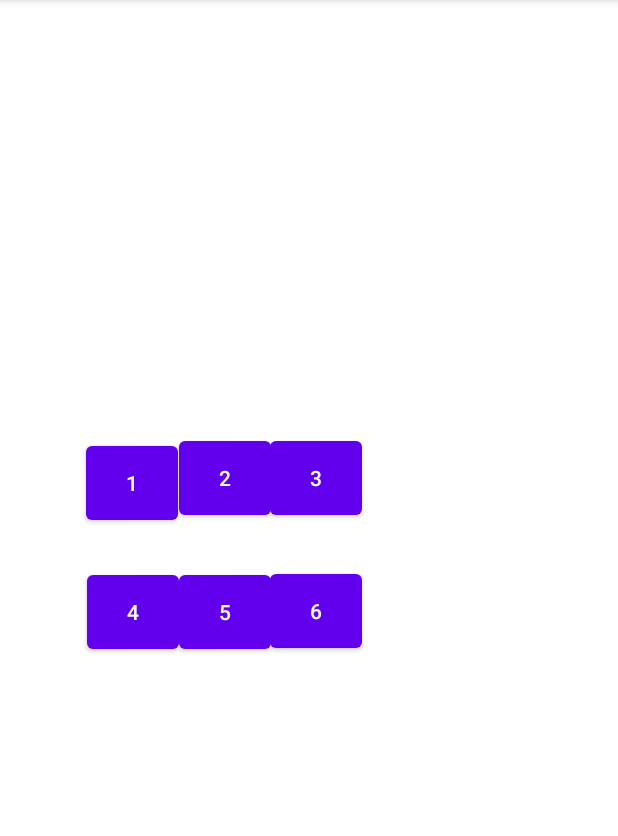
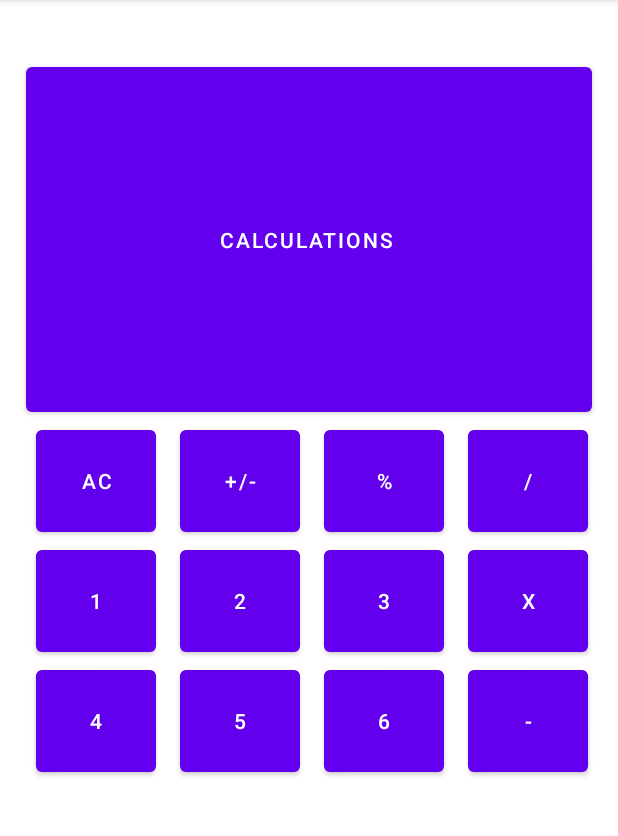
Before and after one commit to CalebLee99/CS458_Mobile_App, an Android app: the screen it shows after launch (MainActivity), on a phone screen of 412 x 824 dp, the part 84-920 px from its top. Run offline under Robolectric (Android 15) with nearby library versions, the phone set to English and light mode, and no system bars.

Commit message:
Added Somebuttons
Not all the buttons are added, however, it is not scaling to a smaller phone. I have to fix that about all the buttons.

```diff
--- a/LazyCalc/app/src/main/res/layout/activity_main.xml
+++ b/LazyCalc/app/src/main/res/layout/activity_main.xml
@@ -7,99 +7,124 @@
     tools:context=".MainActivity">
 
     <Button
+        android:id="@+id/Button_3"
+        android:layout_width="80dp"
+        android:layout_height="80dp"
+        android:layout_marginStart="16dp"
+        android:text="3"
+        app:layout_constraintStart_toEndOf="@+id/Button_2"
+        app:layout_constraintTop_toBottomOf="@+id/Button_Percent" />
+
+    <Button
+        android:id="@+id/button_Multiply"
+        android:layout_width="80dp"
+        android:layout_height="80dp"
+        android:layout_marginStart="16dp"
+        android:text="X"
+        app:layout_constraintStart_toEndOf="@+id/Button_3"
+        app:layout_constraintTop_toBottomOf="@+id/Button_Divide" />
+
+    <Button
+        android:id="@+id/Button_2"
+        android:layout_width="80dp"
+        android:layout_height="80dp"
+        android:layout_marginStart="16dp"
+        android:text="2"
+        app:layout_constraintStart_toEndOf="@+id/Button_1"
+        app:layout_constraintTop_toBottomOf="@+id/Button_Pos_Neg" />
+
+    <Button
         android:id="@+id/Button_1"
-        android:layout_width="61dp"
-        android:layout_height="61dp"
-        android:layout_marginStart="8dp"
-        android:layout_marginTop="288dp"
-        android:layout_marginBottom="395dp"
+        style="@style/Calculator_Button"
+        android:layout_marginStart="24dp"
+        android:layout_marginTop="80dp"
         android:text="1"
-        app:layout_constraintBottom_toBottomOf="parent"
+        app:layout_constraintStart_toStartOf="parent"
+        app:layout_constraintTop_toBottomOf="@+id/Button_Calculation" />
+
+    <Button
+        android:id="@+id/Button_Calculation"
+        android:layout_width="377dp"
+        android:layout_height="242dp"
+        android:text="Calculations "
+        app:layout_constraintBottom_toTopOf="@+id/Button_2"
         app:layout_constraintEnd_toEndOf="parent"
-        app:layout_constraintEnd_toStartOf="@+id/Button_2"
-        app:layout_constraintHorizontal_bias="0.98"
         app:layout_constraintStart_toStartOf="parent"
         app:layout_constraintTop_toTopOf="parent"
-        app:layout_constraintVertical_bias="0.153" />
+        app:layout_constraintVertical_bias="0.326" />
+
+    <Button
+        android:id="@+id/Button_clear"
+        android:layout_width="80dp"
+        android:layout_height="80dp"
+        android:layout_marginStart="24dp"
+        android:text="AC"
+        app:layout_constraintStart_toStartOf="parent"
+        app:layout_constraintTop_toBottomOf="@+id/Button_Calculation" />
+
+    <Button
+        android:id="@+id/Button_Pos_Neg"
+        android:layout_width="80dp"
+        android:layout_height="80dp"
+        android:layout_marginStart="16dp"
+        android:text="+/-"
+        app:layout_constraintBottom_toTopOf="@+id/Button_2"
+        app:layout_constraintStart_toEndOf="@+id/Button_clear"
+        app:layout_constraintTop_toBottomOf="@+id/Button_Calculation"
+        app:layout_constraintVertical_bias="0.0" />
+
+    <Button
+        android:id="@+id/Button_Percent"
+        android:layout_width="80dp"
+        android:layout_height="80dp"
+        android:layout_marginStart="16dp"
+        android:text="%"
+        app:layout_constraintStart_toEndOf="@+id/Button_Pos_Neg"
+        app:layout_constraintTop_toBottomOf="@+id/Button_Calculation" />
+
+    <Button
+        android:id="@+id/Button_Divide"
+        android:layout_width="80dp"
+        android:layout_height="80dp"
+        android:layout_marginStart="16dp"
+        android:text="/"
+        app:layout_constraintStart_toEndOf="@+id/Button_Percent"
+        app:layout_constraintTop_toBottomOf="@+id/Button_Calculation" />
 
     <Button
         android:id="@+id/Button_4"
-        android:layout_width="61dp"
-        android:layout_height="61dp"
-        android:layout_marginStart="58dp"
-        android:layout_marginTop="250dp"
-        android:layout_marginEnd="58dp"
-        android:layout_marginBottom="300dp"
+        android:layout_width="80dp"
+        android:layout_height="80dp"
+        android:layout_marginStart="24dp"
         android:text="4"
-        app:layout_constraintBottom_toBottomOf="parent"
-        app:layout_constraintEnd_toEndOf="parent"
-        app:layout_constraintHorizontal_bias="0.0"
         app:layout_constraintStart_toStartOf="parent"
-        app:layout_constraintTop_toTopOf="parent"
-        app:layout_constraintVertical_bias="0.811" />
+        app:layout_constraintTop_toBottomOf="@+id/Button_1" />
 
     <Button
-        android:id="@+id/Button_5"
-        android:layout_width="61dp"
-        android:layout_height="61dp"
-        android:layout_marginStart="58dp"
-        android:layout_marginTop="250dp"
-        android:layout_marginEnd="58dp"
-        android:layout_marginBottom="300dp"
+        android:id="@+id/button_5"
+        android:layout_width="80dp"
+        android:layout_height="80dp"
+        android:layout_marginStart="16dp"
         android:text="5"
-        app:layout_constraintBottom_toBottomOf="parent"
-        app:layout_constraintEnd_toEndOf="parent"
-        app:layout_constraintHorizontal_bias="0.262"
-        app:layout_constraintStart_toStartOf="parent"
-        app:layout_constraintTop_toTopOf="parent"
-        app:layout_constraintVertical_bias="0.811" />
+        app:layout_constraintStart_toEndOf="@+id/Button_4"
+        app:layout_constraintTop_toBottomOf="@+id/Button_2" />
 
     <Button
-        android:id="@+id/Button_6"
-        android:layout_width="61dp"
-        android:layout_height="61dp"
-        android:layout_marginStart="58dp"
-        android:layout_marginTop="250dp"
-        android:layout_marginEnd="58dp"
-        android:layout_marginBottom="300dp"
+        android:id="@+id/button_6"
+        android:layout_width="80dp"
+        android:layout_height="80dp"
+        android:layout_marginStart="16dp"
         android:text="6"
-        app:layout_constraintBottom_toBottomOf="parent"
-        app:layout_constraintEnd_toEndOf="parent"
-        app:layout_constraintHorizontal_bias="0.521"
-        app:layout_constraintStart_toStartOf="parent"
-        app:layout_constraintTop_toTopOf="parent"
-        app:layout_constraintVertical_bias="0.808" />
+        app:layout_constraintStart_toEndOf="@+id/button_5"
+        app:layout_constraintTop_toBottomOf="@+id/Button_3" />
 
     <Button
-        android:id="@+id/Button_2"
-        android:layout_width="61dp"
-        android:layout_height="61dp"
-        android:layout_marginStart="58dp"
-        android:layout_marginTop="288dp"
-        android:layout_marginEnd="58dp"
-        android:layout_marginBottom="395dp"
-        android:text="2"
-        app:layout_constraintBottom_toBottomOf="parent"
-        app:layout_constraintEnd_toEndOf="parent"
-        app:layout_constraintHorizontal_bias="0.26"
-        app:layout_constraintStart_toStartOf="parent"
-        app:layout_constraintTop_toTopOf="parent"
-        app:layout_constraintVertical_bias="0.0" />
-
-    <Button
-        android:id="@+id/Button_3"
-        android:layout_width="61dp"
-        android:layout_height="61dp"
-        android:layout_marginStart="58dp"
-        android:layout_marginTop="288dp"
-        android:layout_marginEnd="58dp"
-        android:layout_marginBottom="395dp"
-        android:text="3"
-        app:layout_constraintBottom_toBottomOf="parent"
-        app:layout_constraintEnd_toEndOf="parent"
-        app:layout_constraintHorizontal_bias="0.521"
-        app:layout_constraintStart_toStartOf="parent"
-        app:layout_constraintTop_toTopOf="parent"
-        app:layout_constraintVertical_bias="0.0" />
+        android:id="@+id/button_Subtract"
+        android:layout_width="80dp"
+        android:layout_height="80dp"
+        android:layout_marginStart="16dp"
+        android:text="-"
+        app:layout_constraintStart_toEndOf="@+id/button_6"
+        app:layout_constraintTop_toBottomOf="@+id/button_Multiply" />
 
 </androidx.constraintlayout.widget.ConstraintLayout>
--- /dev/null
+++ b/LazyCalc/app/src/main/res/values/styles.xml
@@ -0,0 +1,9 @@
+<?xml version="1.0" encoding="utf-8"?>
+<resources>
+
+    <style name="Calculator_Button">
+        <item name="android:layout_width">80dp</item>
+        <item name="android:layout_height">80dp</item>
+        <item name="android:layout_marginTop">15dp</item>
+    </style>
+</resources>
```
